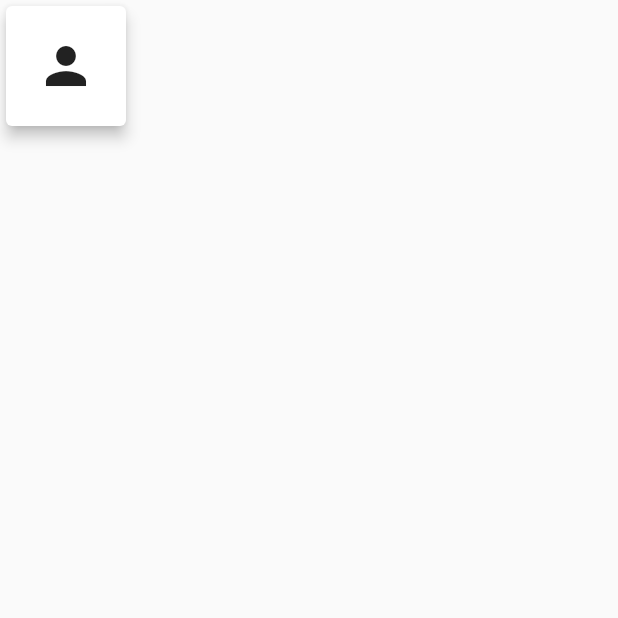
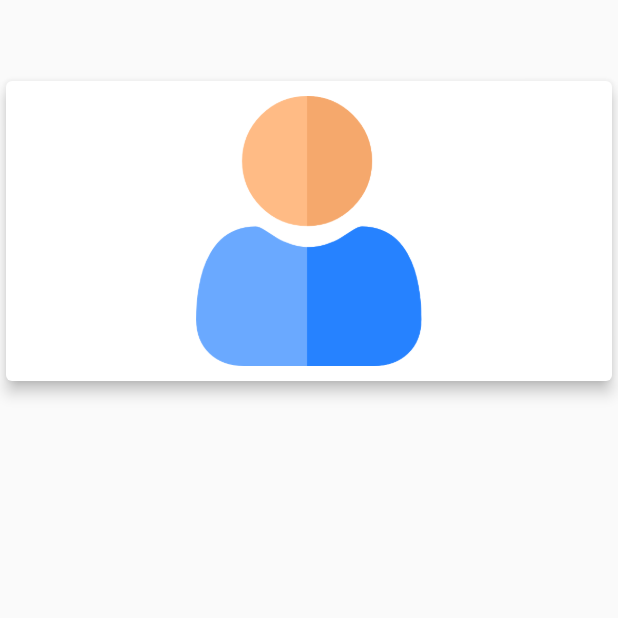
Before and after one commit to hamzaanwar786/healthcare, a Flutter app: the screen it shows after launch, on a phone screen of 412 x 824 dp, the top half of it. Run offline on Flutter 3.47's test engine with Material 2 defaults, Android fonts, the light colour scheme and no system bars; our stand-ins replace cloud_firestore, firebase_auth, firebase_core, flutter_signin_button; accounts and stored records are empty.

Commit message:
profile edit

```diff
--- a/lib/screens/profile.dart
+++ b/lib/screens/profile.dart
@@ -13,16 +13,21 @@
     return Scaffold(
       body: Column(
         children: [
+          SizedBox(
+            height: 50,
+          ),
           Card(
             child: Container(
-              padding: EdgeInsets.all(20),
-              child: Icon(
-                Icons.person,
-                size: 40.0,
-              ),
-            ),
+                padding: EdgeInsets.all(10),
+                width: double.infinity,
+                height: 200,
+                child: Image.asset(
+                  'assets/images/personicon.png',
+                  height: 20,
+                  width: 20,
+                )),
             elevation: 4.0,
-          )
+          ),
         ],
       ),
     );
--- a/pubspec.yaml
+++ b/pubspec.yaml
@@ -51,6 +51,7 @@
     - assets/images/welcomeimage.jpg
     - assets/images/loginimage.jpg
     - assets/images/registerimage.jpg
+    - assets/images/personicon.png
   #   - images/a_dot_ham.jpeg
 
   # An image asset can refer to one or more resolution-specific "variants", see
```
Also changed, not shown: assets/images/personicon.png (added).
